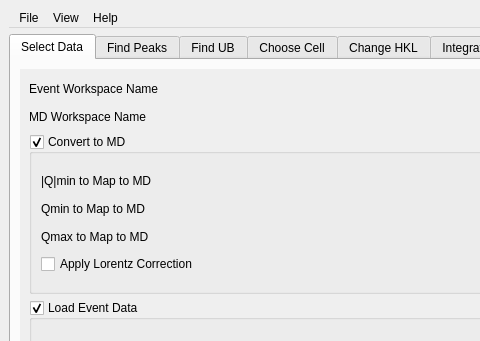
This is MantidQt/CustomInterfaces/inc/MantidQtCustomInterfaces/MantidEV.ui in mantidproject/mantid as Qt 5 draws it before an edit; both pictures show x 0 to 480 and y 0 to 341 of the 943 by 810 pixel window. The edited form follows.
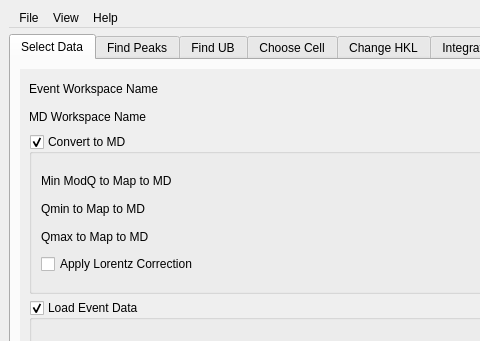
This is the edited form. The open tabs and pages were chosen to show the change.

Diff of the .ui file:
```diff
--- a/MantidQt/CustomInterfaces/inc/MantidQtCustomInterfaces/MantidEV.ui
+++ b/MantidQt/CustomInterfaces/inc/MantidQtCustomInterfaces/MantidEV.ui
@@ -250,7 +250,7 @@
                    <item>
                     <widget class="QLabel" name="ModQ_lbl">
                      <property name="text">
-                      <string>|Q|min to Map to MD</string>
+                      <string>Min ModQ to Map to MD</string>
                      </property>
                     </widget>
                    </item>
```
Left out of the diff: 2 changed lines with no effect on the pictures.
